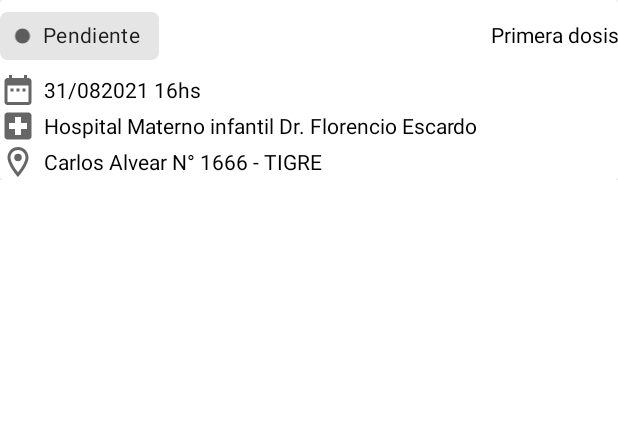
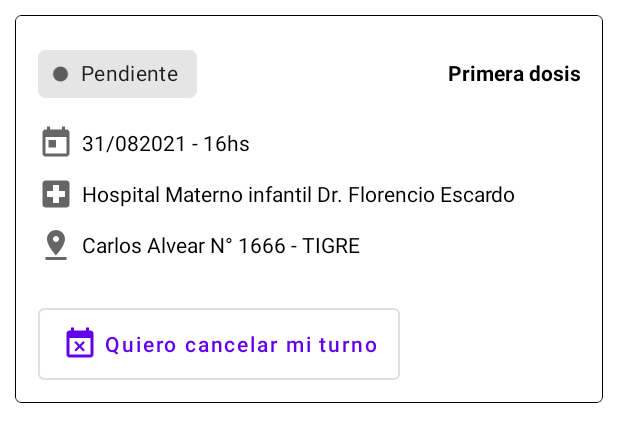
Before and after one commit to fuentesd10s/Vacunate-PBA-Recreation, an Android app: the layout item_vacunation.xml on its own in the app's theme, with its tools: preview values and no code run, on a phone screen of 412 x 824 dp. Shown: the top 442 px of the screen. Run offline under Robolectric (Android 15) with nearby library versions, the phone set to English and light mode, and no system bars.

Commit message:
Changes from Laptop

```diff
--- /dev/null
+++ b/app/src/main/java/com/fuentescreations/vacunatepbarecreation/SummaryFragment.kt
@@ -0,0 +1,36 @@
+package com.fuentescreations.vacunatepbarecreation
+
+import android.os.Bundle
+import android.os.CountDownTimer
+import androidx.fragment.app.Fragment
+import android.view.LayoutInflater
+import android.view.View
+import android.view.ViewGroup
+import com.fuentescreations.vacunatepbarecreation.databinding.FragmentSummaryBinding
+
+class SummaryFragment : Fragment(R.layout.fragment_summary) {
+
+    private lateinit var b:FragmentSummaryBinding
+
+    override fun onViewCreated(view: View, savedInstanceState: Bundle?) {
+        super.onViewCreated(view, savedInstanceState)
+
+        b = FragmentSummaryBinding.bind(view)
+
+        setBtnTimer()
+    }
+
+    private fun setBtnTimer() {
+        val timer = object: CountDownTimer(20000, 1000) {
+            override fun onTick(p0: Long) {
+                b.btnRequest.text = p0.toString()
+            }
+
+            override fun onFinish() {
+
+            }
+
+        }
+        timer.start()
+    }
+}
--- a/app/src/main/res/drawable/ic_calendar.xml
+++ b/app/src/main/res/drawable/ic_calendar.xml
@@ -1,10 +1,10 @@
 <vector xmlns:android="http://schemas.android.com/apk/res/android"
     android:width="24dp"
     android:height="24dp"
+    android:tint="?attr/colorControlNormal"
     android:viewportWidth="24"
-    android:viewportHeight="24"
-    android:tint="?attr/colorControlNormal">
+    android:viewportHeight="24">
   <path
-      android:fillColor="@android:color/white"
-      android:pathData="M9,11L7,11v2h2v-2zM13,11h-2v2h2v-2zM17,11h-2v2h2v-2zM19,4h-1L18,2h-2v2L8,4L8,2L6,2v2L5,4c-1.11,0 -1.99,0.9 -1.99,2L3,20c0,1.1 0.89,2 2,2h14c1.1,0 2,-0.9 2,-2L21,6c0,-1.1 -0.9,-2 -2,-2zM19,20L5,20L5,9h14v11z"/>
+      android:pathData="M19,3h-1L18,1h-2v2L8,3L8,1L6,1v2L5,3c-1.11,0 -1.99,0.9 -1.99,2L3,19c0,1.1 0.89,2 2,2h14c1.1,0 2,-0.9 2,-2L21,5c0,-1.1 -0.9,-2 -2,-2zM19,19L5,19L5,8h14v11zM7,10h5v5L7,15z"
+      android:fillColor="#000000"/>
 </vector>
--- /dev/null
+++ b/app/src/main/res/drawable/ic_calendar_cancel.xml
@@ -0,0 +1,10 @@
+<vector xmlns:android="http://schemas.android.com/apk/res/android"
+    android:width="24dp"
+    android:height="24dp"
+    android:tint="?attr/colorControlNormal"
+    android:viewportWidth="24"
+    android:viewportHeight="24">
+  <path
+      android:pathData="M9.31,17l2.44,-2.44L14.19,17l1.06,-1.06 -2.44,-2.44 2.44,-2.44L14.19,10l-2.44,2.44L9.31,10l-1.06,1.06 2.44,2.44 -2.44,2.44L9.31,17zM19,3h-1L18,1h-2v2L8,3L8,1L6,1v2L5,3c-1.11,0 -1.99,0.9 -1.99,2L3,19c0,1.1 0.89,2 2,2h14c1.1,0 2,-0.9 2,-2L21,5c0,-1.1 -0.9,-2 -2,-2zM19,19L5,19L5,8h14v11z"
+      android:fillColor="#000000"/>
+</vector>
--- a/app/src/main/res/drawable/ic_location.xml
+++ b/app/src/main/res/drawable/ic_location.xml
@@ -1,13 +1,10 @@
 <vector xmlns:android="http://schemas.android.com/apk/res/android"
     android:width="24dp"
     android:height="24dp"
+    android:tint="?attr/colorControlNormal"
     android:viewportWidth="24"
-    android:viewportHeight="24"
-    android:tint="?attr/colorControlNormal">
+    android:viewportHeight="24">
   <path
-      android:fillColor="@android:color/white"
-      android:pathData="M12,2C8.13,2 5,5.13 5,9c0,5.25 7,13 7,13s7,-7.75 7,-13c0,-3.87 -3.13,-7 -7,-7zM7,9c0,-2.76 2.24,-5 5,-5s5,2.24 5,5c0,2.88 -2.88,7.19 -5,9.88C9.92,16.21 7,11.85 7,9z"/>
-  <path
-      android:fillColor="@android:color/white"
-      android:pathData="M12,9m-2.5,0a2.5,2.5 0,1 1,5 0a2.5,2.5 0,1 1,-5 0"/>
+      android:pathData="M18,8c0,-3.31 -2.69,-6 -6,-6S6,4.69 6,8c0,4.5 6,11 6,11s6,-6.5 6,-11zM10,8c0,-1.1 0.9,-2 2,-2s2,0.9 2,2 -0.89,2 -2,2c-1.1,0 -2,-0.9 -2,-2zM5,20v2h14v-2L5,20z"
+      android:fillColor="#000000"/>
 </vector>
--- a/app/src/main/res/layout/item_vacunation.xml
+++ b/app/src/main/res/layout/item_vacunation.xml
@@ -1,21 +1,27 @@
 <?xml version="1.0" encoding="utf-8"?>
 <androidx.constraintlayout.widget.ConstraintLayout xmlns:android="http://schemas.android.com/apk/res/android"
+    xmlns:app="http://schemas.android.com/apk/res-auto"
     android:layout_width="match_parent"
     android:layout_height="wrap_content"
-    xmlns:app="http://schemas.android.com/apk/res-auto">
+    android:layout_margin="10dp">
 
-    <androidx.cardview.widget.CardView
+    <com.google.android.material.card.MaterialCardView
         android:layout_width="match_parent"
         android:layout_height="wrap_content"
+        app:cardElevation="0dp"
         app:layout_constraintBottom_toBottomOf="parent"
+        app:layout_constraintEnd_toEndOf="parent"
         app:layout_constraintStart_toStartOf="parent"
-        app:layout_constraintEnd_toEndOf="parent"
-        app:layout_constraintTop_toTopOf="parent">
+        app:layout_constraintTop_toTopOf="parent"
+        app:strokeColor="@color/black"
+        app:strokeWidth="0.5dp">
 
         <LinearLayout
             android:layout_width="match_parent"
             android:layout_height="wrap_content"
+            android:layout_margin="15dp"
             android:orientation="vertical">
+
             <LinearLayout
                 android:layout_width="match_parent"
                 android:layout_height="wrap_content"
@@ -24,51 +30,67 @@
                 <com.google.android.material.chip.Chip
                     android:layout_width="wrap_content"
                     android:layout_height="wrap_content"
+                    android:text="Pendiente"
                     app:chipCornerRadius="5dp"
-                    app:iconStartPadding="5dp"
+                    app:chipIcon="@drawable/ic_point"
                     app:chipIconSize="12dp"
-                    app:chipIcon="@drawable/ic_point"
-                    android:text="Pendiente"/>
+                    app:iconStartPadding="5dp" />
 
                 <TextView
                     android:layout_width="0dp"
                     android:layout_height="wrap_content"
+                    android:layout_weight="1"
                     android:gravity="end"
-                    android:layout_weight="1"
+                    android:text="Primera dosis"
                     android:textColor="@color/black"
-                    android:text="Primera dosis"/>
+                    android:textStyle="bold" />
 
             </LinearLayout>
 
             <TextView
                 android:layout_width="match_parent"
                 android:layout_height="wrap_content"
-                android:textColor="@color/black"
+                android:layout_marginTop="10dp"
                 android:drawablePadding="5dp"
                 android:gravity="center_vertical"
-                android:text="31/082021 16hs"
+                android:text="31/082021 - 16hs"
+                android:textColor="@color/black"
                 app:drawableStartCompat="@drawable/ic_calendar" />
 
             <TextView
                 android:layout_width="match_parent"
                 android:layout_height="wrap_content"
-                android:textColor="@color/black"
+                android:layout_marginTop="10dp"
                 android:drawablePadding="5dp"
                 android:gravity="center_vertical"
                 android:text="Hospital Materno infantil Dr. Florencio Escardo"
+                android:textColor="@color/black"
                 app:drawableStartCompat="@drawable/ic_hospital" />
 
             <TextView
                 android:layout_width="match_parent"
                 android:layout_height="wrap_content"
-                android:textColor="@color/black"
+                android:layout_marginTop="10dp"
                 android:drawablePadding="5dp"
                 android:gravity="center_vertical"
+                android:background="?attr/selectableItemBackground"
                 android:text="Carlos Alvear N° 1666 - TIGRE"
+                android:textColor="@color/black"
                 app:drawableStartCompat="@drawable/ic_location" />
+
+            <com.google.android.material.button.MaterialButton
+                style="@style/Widget.MaterialComponents.Button.OutlinedButton"
+                android:layout_width="wrap_content"
+                android:layout_height="wrap_content"
+                android:layout_marginTop="30dp"
+                android:insetTop="0dp"
+                android:insetBottom="0dp"
+                android:text="Quiero cancelar mi turno"
+                android:textAllCaps="false"
+                app:icon="@drawable/ic_calendar_cancel" />
 
         </LinearLayout>
 
-    </androidx.cardview.widget.CardView>
+    </com.google.android.material.card.MaterialCardView>
 
 </androidx.constraintlayout.widget.ConstraintLayout>
--- a/build.gradle
+++ b/build.gradle
@@ -6,7 +6,7 @@ buildscript {
     }
     dependencies {
         classpath "com.android.tools.build:gradle:7.0.0"
-        classpath "org.jetbrains.kotlin:kotlin-gradle-plugin:1.5.21"
+        classpath 'org.jetbrains.kotlin:kotlin-gradle-plugin:1.5.30'
 
         classpath "androidx.navigation:navigation-safe-args-gradle-plugin:2.3.5"
 
```
Also changed, not shown: app/src/main/res/layout/fragment_summary.xml (added, +62 -0 lines), app/src/main/res/navigation/nav_graph.xml (+6 -1 lines).
